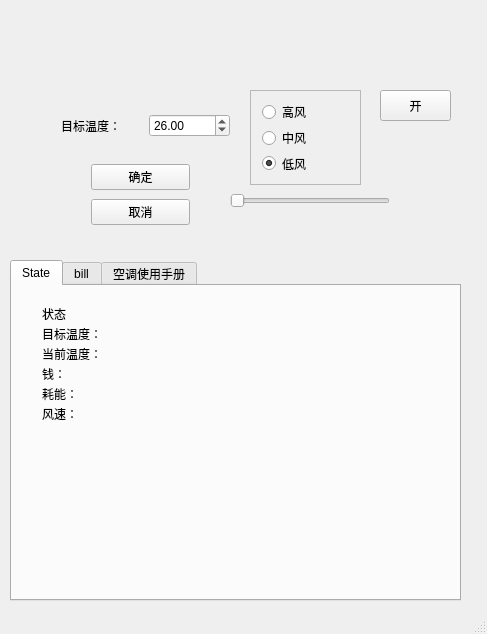
This is client.ui in demoOS-BUPT/demoSE as Qt 5 draws it before an edit. The edited form follows.
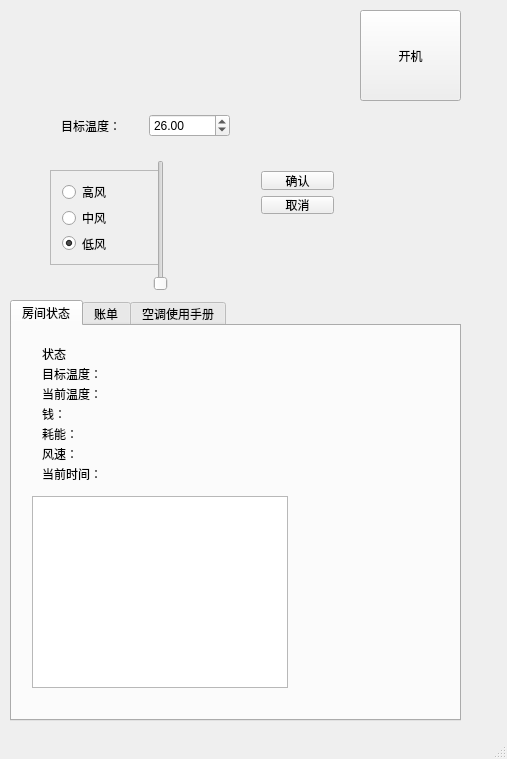
This is the edited form. The open tabs and pages were chosen to show the change.

The edit to the form file:
```diff
--- a/client.ui
+++ b/client.ui
@@ -6,8 +6,8 @@
    <rect>
     <x>0</x>
     <y>0</y>
-    <width>487</width>
-    <height>634</height>
+    <width>507</width>
+    <height>759</height>
    </rect>
   </property>
   <property name="windowTitle">
@@ -17,21 +17,21 @@
    <widget class="QPushButton" name="oBtn">
     <property name="geometry">
      <rect>
-      <x>380</x>
-      <y>90</y>
-      <width>71</width>
-      <height>31</height>
+      <x>360</x>
+      <y>10</y>
+      <width>101</width>
+      <height>91</height>
      </rect>
     </property>
     <property name="text">
-     <string>开</string>
+     <string>开机</string>
     </property>
    </widget>
    <widget class="QFrame" name="winFrame">
     <property name="geometry">
      <rect>
-      <x>250</x>
-      <y>90</y>
+      <x>50</x>
+      <y>170</y>
       <width>111</width>
       <height>95</height>
      </rect>
@@ -73,9 +73,9 @@
     <property name="geometry">
      <rect>
       <x>10</x>
-      <y>260</y>
+      <y>300</y>
       <width>451</width>
-      <height>341</height>
+      <height>421</height>
      </rect>
     </property>
     <property name="currentIndex">
@@ -83,7 +83,7 @@
     </property>
     <widget class="QWidget" name="State">
      <attribute name="title">
-      <string>State</string>
+      <string>房间状态</string>
      </attribute>
      <widget class="QLabel" name="label">
       <property name="geometry">
@@ -254,10 +254,33 @@
        <string/>
       </property>
      </widget>
+     <widget class="QLabel" name="label_7">
+      <property name="geometry">
+       <rect>
+        <x>30</x>
+        <y>140</y>
+        <width>72</width>
+        <height>15</height>
+       </rect>
+      </property>
+      <property name="text">
+       <string>当前时间：</string>
+      </property>
+     </widget>
+     <widget class="QTextBrowser" name="stateBrowser">
+      <property name="geometry">
+       <rect>
+        <x>20</x>
+        <y>170</y>
+        <width>256</width>
+        <height>192</height>
+       </rect>
+      </property>
+     </widget>
     </widget>
     <widget class="QWidget" name="table">
      <attribute name="title">
-      <string>bill</string>
+      <string>账单</string>
      </attribute>
      <widget class="QStackedWidget" name="bill">
       <property name="geometry">
@@ -278,19 +301,6 @@
      </attribute>
     </widget>
    </widget>
-   <widget class="QSlider" name="horizontalSlider">
-    <property name="geometry">
-     <rect>
-      <x>230</x>
-      <y>190</y>
-      <width>160</width>
-      <height>22</height>
-     </rect>
-    </property>
-    <property name="orientation">
-     <enum>Qt::Horizontal</enum>
-    </property>
-   </widget>
    <widget class="QWidget" name="layoutWidget">
     <property name="geometry">
      <rect>
@@ -326,17 +336,17 @@
    <widget class="QWidget" name="layoutWidget">
     <property name="geometry">
      <rect>
-      <x>80</x>
-      <y>150</y>
-      <width>121</width>
-      <height>91</height>
+      <x>250</x>
+      <y>160</y>
+      <width>95</width>
+      <height>65</height>
      </rect>
     </property>
     <layout class="QVBoxLayout" name="verticalLayout_2">
      <item>
       <widget class="QPushButton" name="commitBtn">
        <property name="text">
-        <string>确定</string>
+        <string>确认</string>
        </property>
       </widget>
      </item>
@@ -375,6 +385,19 @@
      <string/>
     </property>
    </widget>
+   <widget class="QSlider" name="tempSlider">
+    <property name="geometry">
+     <rect>
+      <x>150</x>
+      <y>160</y>
+      <width>21</width>
+      <height>131</height>
+     </rect>
+    </property>
+    <property name="orientation">
+     <enum>Qt::Vertical</enum>
+    </property>
+   </widget>
   </widget>
   <widget class="QStatusBar" name="statusBar"/>
  </widget>
```
Left out of the diff: 10 changed lines with no effect on the pictures.
